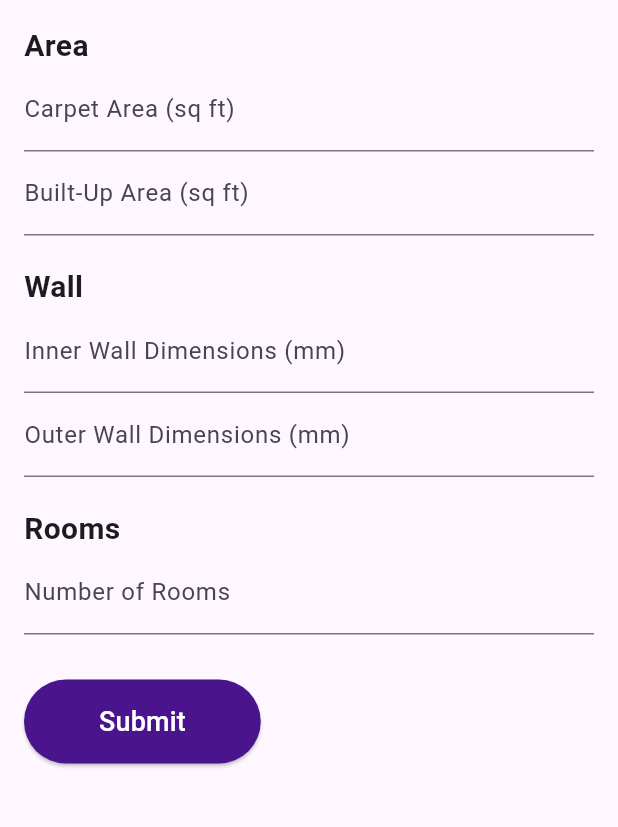
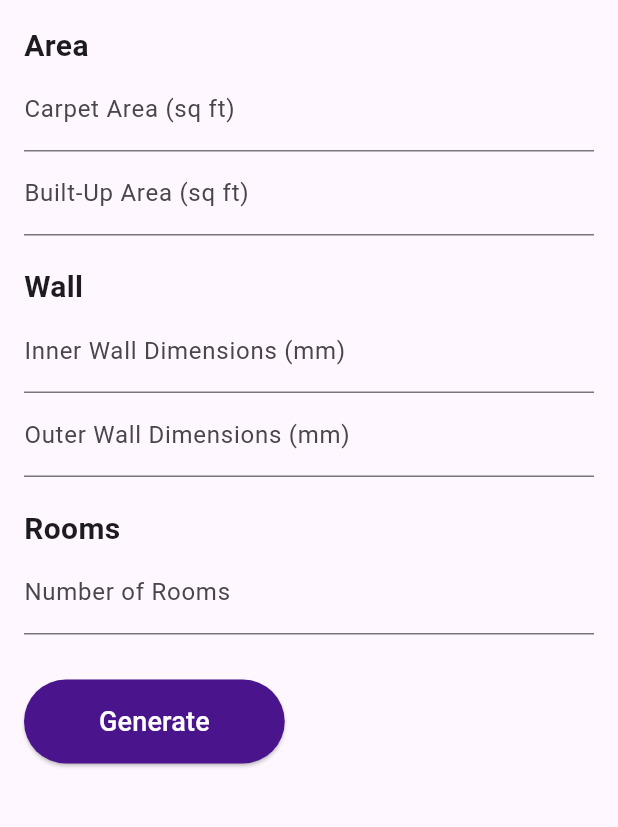
Before and after one commit to sarvesh-surve-2294/Plan-it, a Flutter app: the NewProjectPage screen opened directly, on a phone screen of 412 x 824 dp, the part 84-911 px from its top. Run offline on Flutter 3.47's test engine with Material 3 defaults, Android fonts, the phone set to English and light mode, and no system bars.

Commit message:
Describe the changes you've made

```diff
--- a/lib/newProjectPage.dart
+++ b/lib/newProjectPage.dart
@@ -233,7 +233,7 @@ class _NewProjectPageState extends State<NewProjectPage> {
                       const EdgeInsets.symmetric(horizontal: 50, vertical: 15),
                 ),
                 child: const Text(
-                  'Submit',
+                  'Generate',
                   style: TextStyle(
                     color: Colors.white,
                     fontSize: 18,
```
